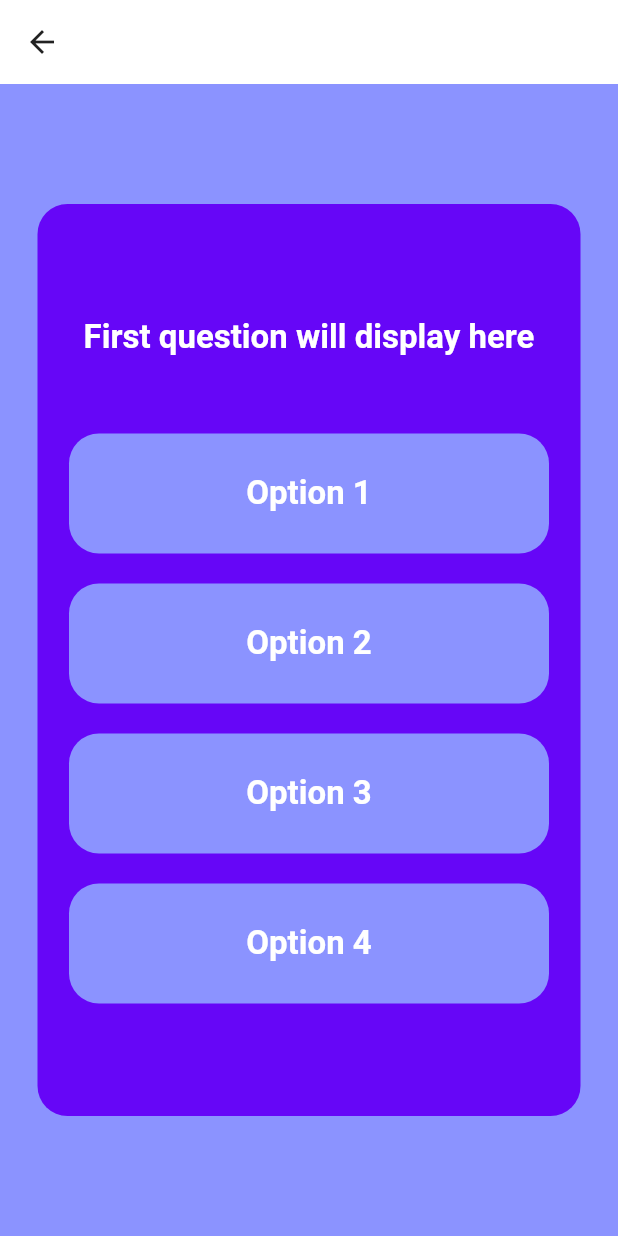
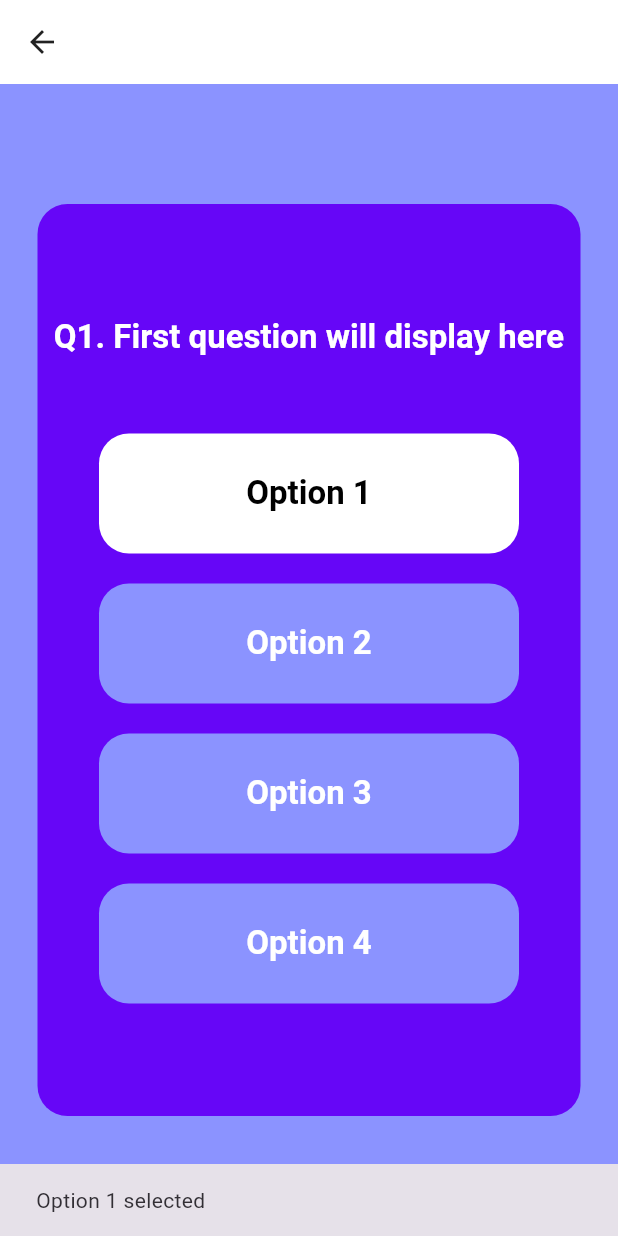
Before and after one commit to Anshuman1103/caliber_sense, a Flutter app: the QuestionScreen screen opened directly, after a tap on "Option 1", on a phone screen of 412 x 824 dp. Run offline on Flutter 3.47's test engine with Material 3 defaults, Android fonts, the phone set to English and light mode, and no system bars; our stand-ins replace flutter_riverpod, google_fonts.

Commit message:
question_screen

```diff
--- a/lib/custom_widgets/test_tile.dart
+++ b/lib/custom_widgets/test_tile.dart
@@ -1,3 +1,4 @@
+import 'package:caliber_sense/screens/question_screen.dart';
 import 'package:flutter/material.dart';
 
 class TestTile extends StatelessWidget {
@@ -16,7 +17,16 @@ class TestTile extends StatelessWidget {
 
   @override
   Widget build(BuildContext context) {
-    return Container(
+    void questionScreen() {
+      Navigator.of(context)
+          .push(MaterialPageRoute(builder: (ctx) => const QuestionScreen()));
+    }
+
+    return InkWell(
+      onTap: () {
+        questionScreen();
+      },
+      child: Container(
         height: 100,
         margin: const EdgeInsets.symmetric(
           horizontal: 10,
@@ -70,6 +80,7 @@ class TestTile extends StatelessWidget {
             ),
           ),
         ),
+      ),
     );
   }
 }
--- a/lib/screens/question_screen.dart
+++ b/lib/screens/question_screen.dart
@@ -19,7 +19,7 @@ class QuestionScreen extends StatelessWidget {
           child: Column(
             mainAxisAlignment: MainAxisAlignment.center,
             children: [
-              Text('First question will display here',
+              Text('Q1. First question will display here',
                   style: Theme.of(context)
                       .textTheme
                       .titleLarge!
--- a/lib/widgets/option.dart
+++ b/lib/widgets/option.dart
@@ -7,29 +7,51 @@ class Option extends StatefulWidget {
 
   @override
   State<Option> createState() {
-    return _Option();
+    return _OptionState();
   }
 }
 
-class _Option extends State<Option> {
+class _OptionState extends State<Option> {
+  bool _isSelected = false; // Tracks if the option is selected
+
+  void _handleTap(BuildContext context) {
+    setState(() {
+      _isSelected = !_isSelected; // Toggle selection
+    });
+
+    // Show a SnackBar with the selected option
+    ScaffoldMessenger.of(context).showSnackBar(
+      SnackBar(
+        content: Text(_isSelected
+            ? '${widget.optionText} selected'
+            : '${widget.optionText} deselected'),
+        duration: const Duration(seconds: 1),
+      ),
+    );
+  }
+
   @override
   Widget build(BuildContext context) {
     return InkWell(
-      onTap: () {},
+      onTap: () => _handleTap(context),
       child: Container(
-        width: 320,
+        width: 280,
         height: 80,
-        //alignment: Alignment.center,
         decoration: BoxDecoration(
           borderRadius: BorderRadius.circular(20),
-          color: Theme.of(context).colorScheme.secondary,
+          color: _isSelected
+              ? Theme.of(context).colorScheme.primary
+              : Theme.of(context).colorScheme.secondary,
         ),
         child: Center(
-          child: Text(widget.optionText,
-              style: Theme.of(context)
-                  .textTheme
-                  .titleLarge!
-                  .copyWith(color: Theme.of(context).colorScheme.primary)),
+          child: Text(
+            widget.optionText,
+            style: Theme.of(context).textTheme.titleLarge!.copyWith(
+                  color: _isSelected
+                      ? Theme.of(context).colorScheme.onPrimary
+                      : Theme.of(context).colorScheme.primary,
+                ),
+          ),
         ),
       ),
     );
```
Lines whose indentation alone changed are shown as unchanged.
